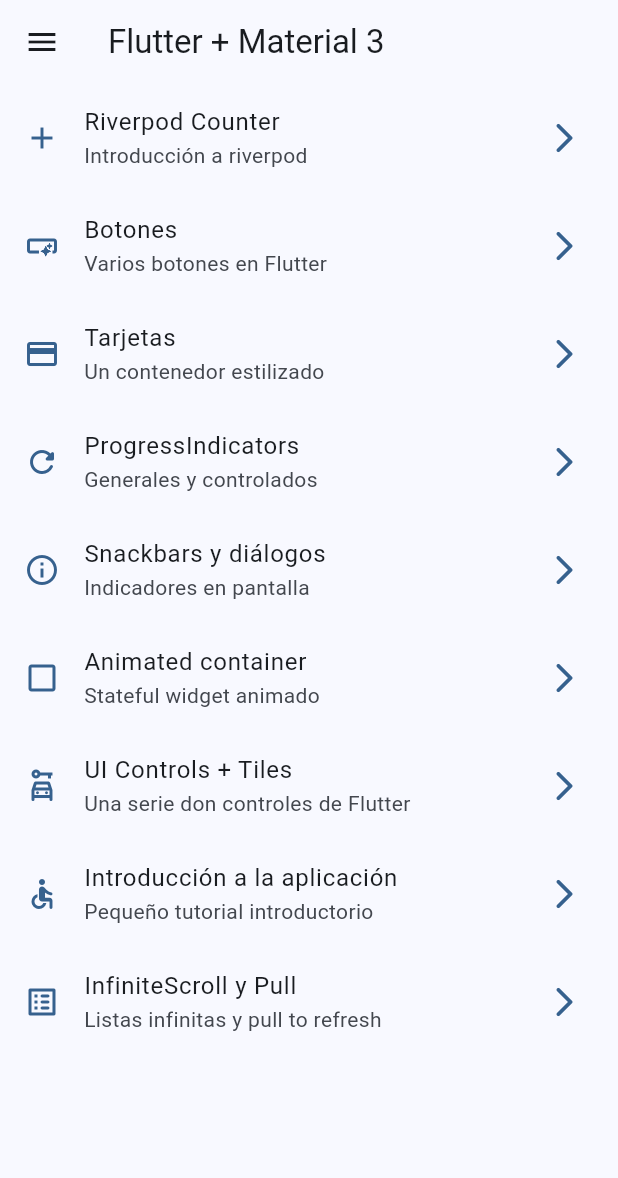
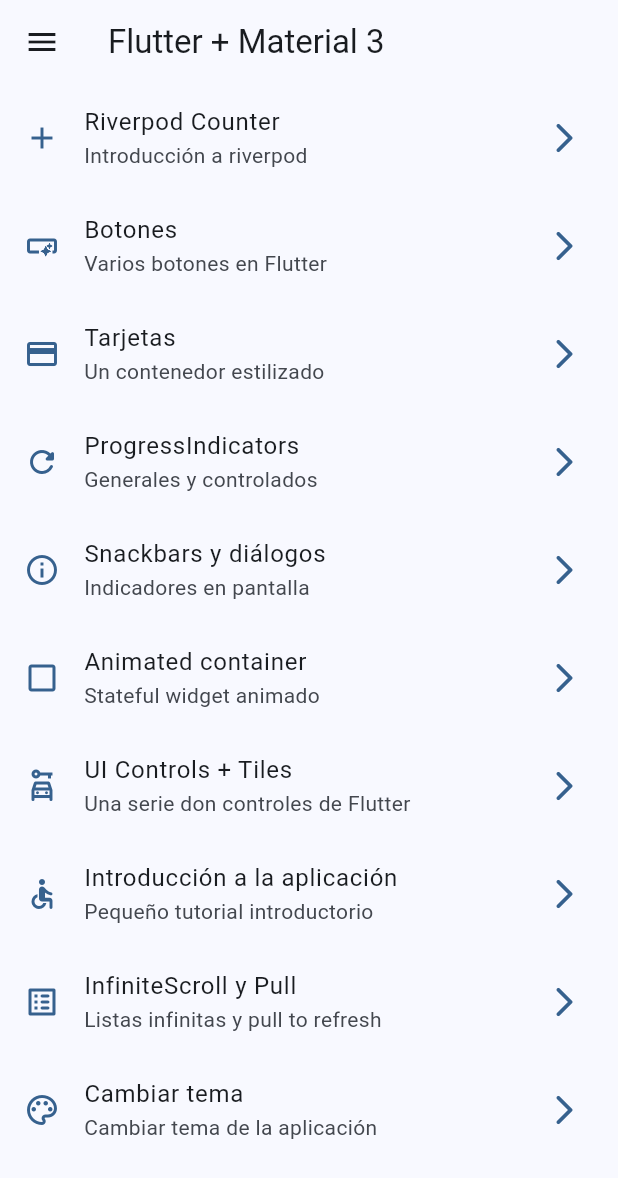
Before and after one commit to camiloaacevedo/flutter-widgets-app, a Flutter app: the screen it shows after launch, on a phone screen of 412 x 824 dp. Shown: the top 1178 px of the screen. Run offline on Flutter 3.47's test engine with Material 3 defaults, Android fonts, the phone set to English and light mode, and no system bars; our stand-ins replace animate_do, flutter_riverpod, go_router.

Commit message:
dark mode added

```diff
--- a/lib/config/menu/menu_items.dart
+++ b/lib/config/menu/menu_items.dart
@@ -82,6 +82,13 @@ const appMenuItems = <MenuItem>[
     icon: Icons.list_alt_rounded
   ),
 
+  MenuItem(
+    title: 'Cambiar tema',
+    subTitle: 'Cambiar tema de la aplicación',
+    link: '/theme-changer',
+    icon: Icons.color_lens_outlined
+  ),
+
 
 
 ];
--- a/lib/config/router/app_router.dart
+++ b/lib/config/router/app_router.dart
@@ -65,5 +65,11 @@ final appRouter = GoRouter(
       name: CounterScreen.name,
       builder: (context, state) => const CounterScreen(),
     ),
+
+    GoRoute(
+      path: '/theme-changer',
+      name: ThemeChangerScreen.name,
+      builder: (context, state) => const ThemeChangerScreen(),
+    ),
   ],
 );
--- a/lib/config/theme/app_theme.dart
+++ b/lib/config/theme/app_theme.dart
@@ -13,17 +13,22 @@ const colorList = <Color>[
 ];
 
 
+
 class AppTheme {
 
   final int selectedColor;
+  final bool isDarkmode;
 
   AppTheme({
-    this.selectedColor = 0
+    this.selectedColor = 0,
+    this.isDarkmode = false,
   }): assert( selectedColor >= 0, 'Selected color must be greater than 0'),
       assert( selectedColor < colorList.length,
         'Selected color must be equal than ${ colorList.length - 1 }');
 
   ThemeData getTheme() => ThemeData(
+    useMaterial3: true,
+    brightness: isDarkmode ? Brightness.dark : Brightness.light,
     colorSchemeSeed: colorList[ selectedColor ],
     appBarTheme: const AppBarTheme(
       centerTitle: false,
--- a/lib/main.dart
+++ b/lib/main.dart
@@ -2,6 +2,7 @@ import 'package:flutter/material.dart';
 import 'package:flutter_riverpod/flutter_riverpod.dart';
 import 'package:widgets_app/config/router/app_router.dart';
 import 'package:widgets_app/config/theme/app_theme.dart';
+import 'package:widgets_app/presentation/providers/theme_provider.dart';
 
 void main() {
   runApp(
@@ -11,16 +12,20 @@ void main() {
   );
 }
 
-class MainApp extends StatelessWidget {
+class MainApp extends ConsumerWidget {
   const MainApp({super.key});
 
   @override
-  Widget build(BuildContext context) {
+  Widget build(BuildContext context, WidgetRef ref ) {
+
+    final isDarkmode = ref.watch(isDarkmodeProvider);
+    final selectedColor = ref.watch(selectedColorProvider);
+
     return MaterialApp.router(
       title: 'Flutter Widgets',
       routerConfig: appRouter,
       debugShowCheckedModeBanner: false,
-      theme: AppTheme(selectedColor: 0).getTheme(),
+      theme: AppTheme(selectedColor: selectedColor, isDarkmode: isDarkmode ).getTheme(),
     );
   }
 }
--- a/lib/presentation/providers/theme_provider.dart
+++ b/lib/presentation/providers/theme_provider.dart
@@ -1,6 +1,11 @@
 import 'package:flutter_riverpod/flutter_riverpod.dart';
+import 'package:widgets_app/config/theme/app_theme.dart';
 
+// Listado de colores inmutable
+final colorListProvider = Provider((ref) => colorList);
 
-// Estado => isDarkmodeProvider
+// Un simple boolean
+final isDarkmodeProvider = StateProvider((ref) => false);
 
-final isDarkmodeProvider = StateProvider<bool>((ref) => false);
+// Un simple int
+final selectedColorProvider = StateProvider((ref) => 0);
--- a/lib/presentation/screens/counter/counter_screen.dart
+++ b/lib/presentation/screens/counter/counter_screen.dart
@@ -15,14 +15,14 @@ class CounterScreen extends ConsumerWidget {
   Widget build(BuildContext context, WidgetRef ref) {
 
     final int clickCounter = ref.watch( counterProvider );
-    final bool theme = ref.watch( isDarkmodeProvider );
+    final bool isDarkmode = ref.watch( isDarkmodeProvider );
 
     return Scaffold(
       appBar: AppBar(
         title: const Text('Counter Screen'),
         actions: [
           IconButton(
-            icon: Icon( theme ? Icons.dark_mode_outlined : Icons.light_mode_outlined ),
+            icon: Icon( isDarkmode ? Icons.dark_mode_outlined : Icons.light_mode_outlined ),
             onPressed: () {
               ref.read( isDarkmodeProvider.notifier )
                 .update((state) => !state );
--- a/lib/presentation/screens/screens.dart
+++ b/lib/presentation/screens/screens.dart
@@ -1,3 +1,4 @@
+
 
 
 
@@ -10,4 +11,5 @@ export 'package:widgets_app/presentation/screens/home/home_screen.dart';
 export 'package:widgets_app/presentation/screens/infinite_scroll/infinite_scroll_screen.dart';
 export 'package:widgets_app/presentation/screens/progress/progress_screen.dart';
 export 'package:widgets_app/presentation/screens/snackbar/snackbar_screen.dart';
+export 'package:widgets_app/presentation/screens/theme_changer/theme_changer_screen.dart';
 export 'package:widgets_app/presentation/screens/ui_controls/ui_controls_screen.dart';
```
Also changed, not shown: lib/presentation/screens/theme_changer/theme_changer_screen.dart (added, +63 -0 lines).
